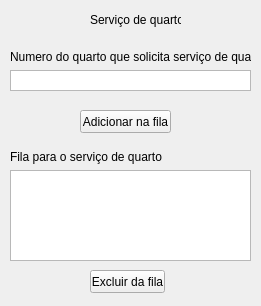
First picture: the form in AppHotel/servicoquarto.ui, repository ThomDumont/Projeto-Hotel, before the edit.
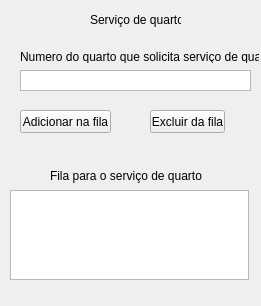
Second picture: the form after the edit.

Commit message: Adicionando UI's, menu e cadastro, e alterando o mainwindow.ui para uma tela de login

Diff of the .ui file:
```diff
--- a/AppHotel/servicoquarto.ui
+++ b/AppHotel/servicoquarto.ui
@@ -16,7 +16,7 @@
   <widget class="QPushButton" name="pushButton">
    <property name="geometry">
     <rect>
-     <x>80</x>
+     <x>20</x>
      <y>110</y>
      <width>91</width>
      <height>23</height>
@@ -29,8 +29,8 @@
   <widget class="QPushButton" name="pushButton_2">
    <property name="geometry">
     <rect>
-     <x>90</x>
-     <y>270</y>
+     <x>150</x>
+     <y>110</y>
      <width>75</width>
      <height>23</height>
     </rect>
@@ -39,25 +39,41 @@
     <string>Excluir da fila</string>
    </property>
   </widget>
-  <widget class="QWidget" name="verticalLayoutWidget">
+  <widget class="QLabel" name="label_2">
    <property name="geometry">
     <rect>
-     <x>10</x>
-     <y>50</y>
-     <width>241</width>
-     <height>41</height>
+     <x>90</x>
+     <y>10</y>
+     <width>91</width>
+     <height>20</height>
     </rect>
    </property>
-   <layout class="QVBoxLayout" name="verticalLayout">
-    <item>
+   <property name="text">
+    <string>Serviço de quarto</string>
+   </property>
+  </widget>
      <widget class="QLabel" name="label">
+   <property name="geometry">
+    <rect>
+     <x>20</x>
+     <y>50</y>
+     <width>239</width>
+     <height>13</height>
+    </rect>
+   </property>
       <property name="text">
        <string>Numero do quarto que solicita serviço de quarto</string>
       </property>
      </widget>
-    </item>
-    <item>
      <widget class="QTextEdit" name="textEdit">
+   <property name="geometry">
+    <rect>
+     <x>20</x>
+     <y>70</y>
+     <width>231</width>
+     <height>21</height>
+    </rect>
+   </property>
       <property name="verticalScrollBarPolicy">
        <enum>Qt::ScrollBarAlwaysOff</enum>
       </property>
@@ -68,43 +84,28 @@
        <double>0.000000000000000</double>
       </property>
      </widget>
-    </item>
-   </layout>
-  </widget>
-  <widget class="QLabel" name="label_2">
-   <property name="geometry">
-    <rect>
-     <x>90</x>
-     <y>10</y>
-     <width>91</width>
-     <height>20</height>
-    </rect>
-   </property>
-   <property name="text">
-    <string>Serviço de quarto</string>
-   </property>
-  </widget>
-  <widget class="QWidget" name="verticalLayoutWidget_2">
+  <widget class="QTextBrowser" name="textBrowser">
    <property name="geometry">
     <rect>
      <x>10</x>
-     <y>150</y>
-     <width>241</width>
-     <height>111</height>
+     <y>190</y>
+     <width>239</width>
+     <height>90</height>
     </rect>
    </property>
-   <layout class="QVBoxLayout" name="verticalLayout_2">
-    <item>
+  </widget>
      <widget class="QLabel" name="label_3">
+   <property name="geometry">
+    <rect>
+     <x>50</x>
+     <y>160</y>
+     <width>181</width>
+     <height>31</height>
+    </rect>
+   </property>
       <property name="text">
        <string>Fila para o serviço de quarto</string>
       </property>
-     </widget>
-    </item>
-    <item>
-     <widget class="QTextBrowser" name="textBrowser"/>
-    </item>
-   </layout>
   </widget>
  </widget>
  <resources/>
```
Lines whose indentation alone changed are shown as unchanged. The commit also changes 4 other files.
